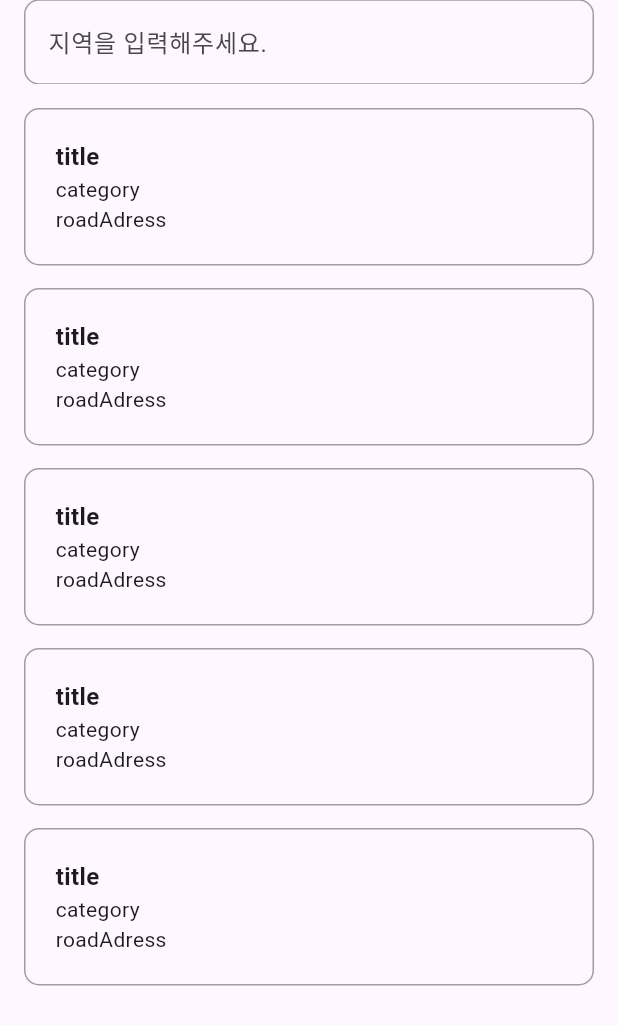
After one commit to ds-k/flutter_search_app, a Flutter app: the screen it shows after launch, on a phone screen of 412 x 824 dp. The commit adds this screen. Shown: the top 1025 px of the screen. Run offline on Flutter 3.47's test engine with Material 3 defaults, Android fonts, the phone set to English and light mode, and no system bars; our stand-ins replace dio, flutter_dotenv, flutter_riverpod, pretty_dio_logger.

Commit message:
refactor: home 내부 역할별 분리

```diff
--- /dev/null
+++ b/lib/ui/home/widgets/home_result_view.dart
@@ -0,0 +1,43 @@
+import 'package:flutter/material.dart';
+
+class HomeResultView extends StatelessWidget {
+  const HomeResultView({super.key});
+
+  @override
+  Widget build(BuildContext context) {
+    return Padding(
+      padding: const EdgeInsets.all(16.0),
+      child: ListView.builder(
+          itemCount: 5,
+          itemBuilder: (BuildContext context, int index) {
+            return Column(
+              children: [
+                Container(
+                  padding: EdgeInsets.all(20),
+                  decoration: BoxDecoration(
+                    border: Border.all(width: 1, color: Colors.grey),
+                    borderRadius: BorderRadius.circular(10),
+                  ),
+                  alignment: Alignment.centerLeft,
+                  child: Column(
+                    crossAxisAlignment: CrossAxisAlignment.start,
+                    children: [
+                      Text(
+                        "title",
+                        style: TextStyle(
+                            fontSize: 16, fontWeight: FontWeight.bold),
+                      ),
+                      Text("category"),
+                      Text("roadAdress"),
+                    ],
+                  ),
+                ),
+                SizedBox(
+                  height: 15,
+                )
+              ],
+            );
+          }),
+    );
+  }
+}
--- /dev/null
+++ b/lib/ui/home/widgets/home_search_bar.dart
@@ -0,0 +1,50 @@
+import 'package:flutter/material.dart';
+
+class HomeSearchBar extends StatefulWidget {
+  const HomeSearchBar({super.key});
+
+  @override
+  State<HomeSearchBar> createState() => _HomeSearchBarState();
+}
+
+class _HomeSearchBarState extends State<HomeSearchBar> {
+  TextEditingController textEditingController = TextEditingController();
+
+  @override
+  void dispose() {
+    textEditingController.dispose();
+    super.dispose();
+  }
+
+  @override
+  Widget build(BuildContext context) {
+    return TextField(
+      onChanged: (text) {
+        print('Text changed: $text');
+      },
+      onSubmitted: (text) {
+        print('Submitted text: $text');
+      },
+      decoration: InputDecoration(
+        hintText: "지역을 입력해주세요.",
+        enabledBorder: OutlineInputBorder(
+          borderRadius: BorderRadius.circular(10),
+          borderSide: BorderSide(
+            color: Colors.grey, // Border 색상
+            width: 1.0, // Border 두께
+          ),
+        ),
+        focusedBorder: OutlineInputBorder(
+          borderRadius: BorderRadius.circular(10),
+          borderSide: BorderSide(
+            color: Colors.greenAccent, // Border 색상
+            width: 1.0, // Border 두께
+          ),
+        ),
+        border: OutlineInputBorder(
+          borderRadius: BorderRadius.circular(10),
+        ),
+      ),
+    );
+  }
+}
```
Also changed, not shown: lib/ui/home/home.dart (+5 -78 lines).
